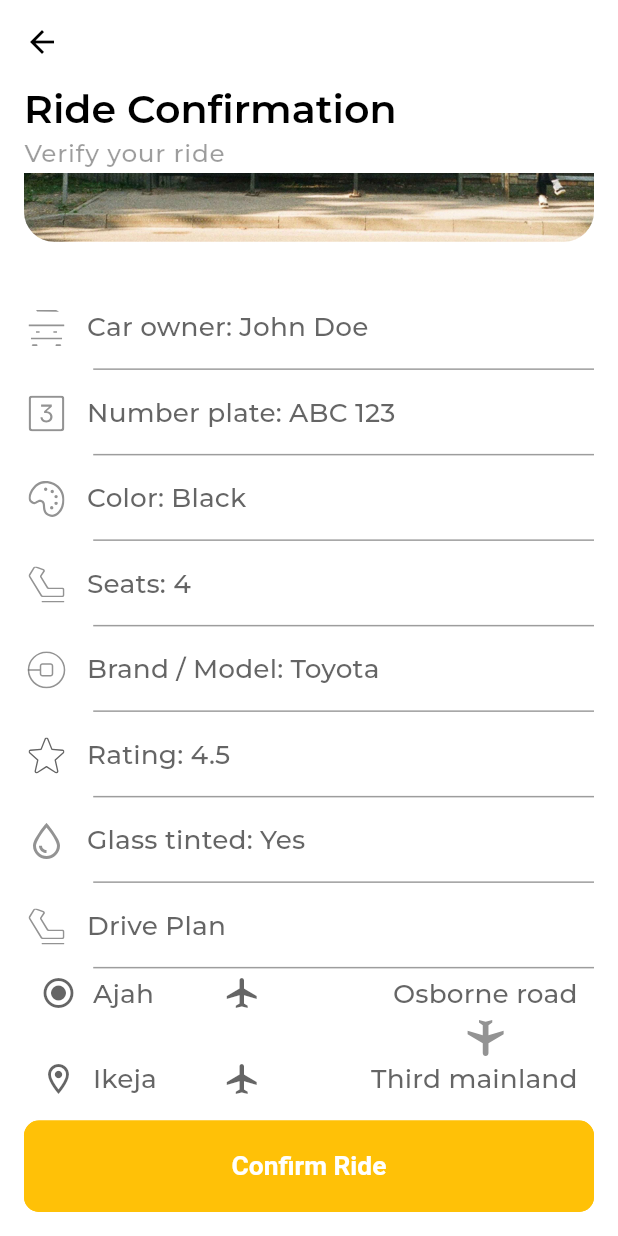
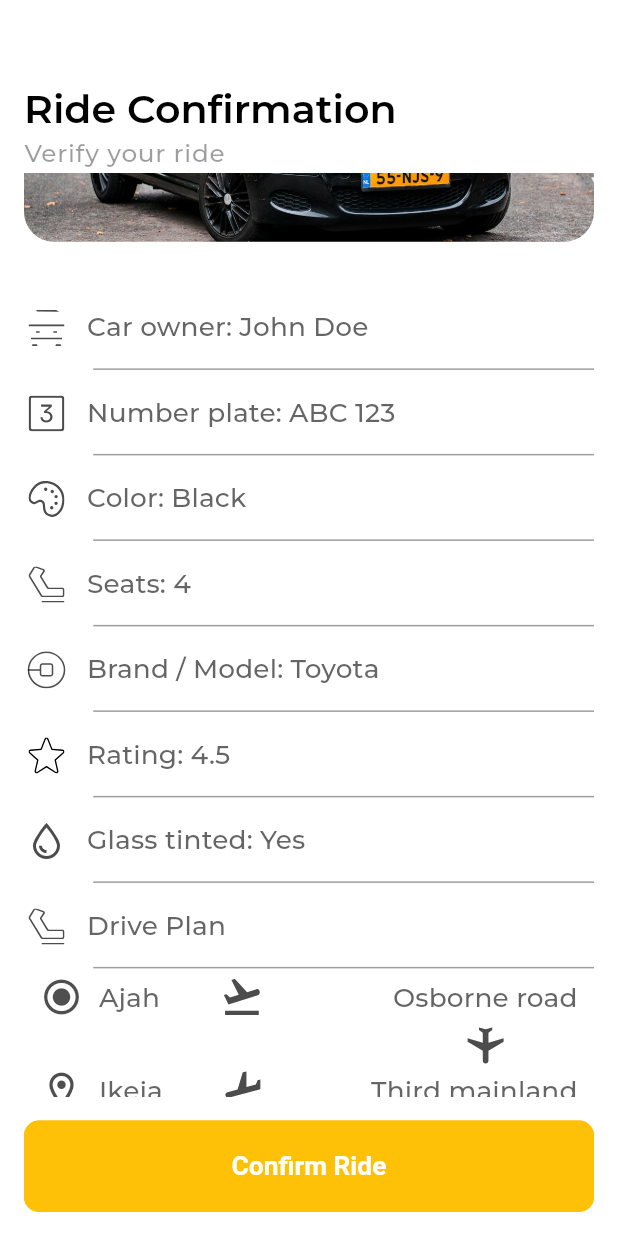
Before and after one commit to Cabu-Cabu/Cabu-Cabu-user-mobile, a Flutter app: the RideConfirmationScreen screen opened directly, scrolled down 168 dp, on a phone screen of 412 x 824 dp. Run offline on Flutter 3.47's test engine with Material 3 defaults, Android fonts, the phone set to English and light mode, and no system bars; our stand-ins replace flutter_screenutil, flutter_svg, logger, shared_preferences, sliding_up_panel; accounts and stored records are empty; project files that could hold a hidden picture were left out.

Commit message:
Refactor SVG import in CarDriverDetailsList and DestinationRow components

```diff
--- a/lib/app_view.dart
+++ b/lib/app_view.dart
@@ -1,6 +1,6 @@
 import 'package:cabu_cabu_user_mobile/src/core/utils/constants/texts.dart';
 import 'package:cabu_cabu_user_mobile/src/core/utils/theme/theme.dart';
-import 'package:cabu_cabu_user_mobile/src/features/ride_booking/presentation/screens/book_verified_ride_screen.dart';
+import 'package:cabu_cabu_user_mobile/src/features/ride_booking/presentation/screens/ride_confirmation_screen.dart';
 import 'package:flutter/material.dart';
 import 'package:flutter_screenutil/flutter_screenutil.dart';
 
@@ -16,7 +16,7 @@ class AppView extends StatelessWidget {
         theme: AppTheme.lightTheme,
         // darkTheme: AppTheme.darkTheme,
         debugShowCheckedModeBanner: false,
-        home: const BookVerifiedRideScreen(),
+        home: const RideConfirmationScreen(),
       ),
     );
   }
--- a/lib/src/features/ride_booking/presentation/components/lists/car_driver_details_list.dart
+++ b/lib/src/features/ride_booking/presentation/components/lists/car_driver_details_list.dart
@@ -4,7 +4,7 @@ import 'package:cabu_cabu_user_mobile/src/core/utils/constants/extentions.dart';
 import 'package:cabu_cabu_user_mobile/src/core/utils/constants/icon_strings.dart';
 import 'package:flutter/material.dart';
 import 'package:flutter_screenutil/flutter_screenutil.dart';
-import 'package:flutter_svg/svg.dart';
+import 'package:flutter_svg/flutter_svg.dart';
 
 class CarDriverDetailsList extends StatelessWidget {
   final bool isDriverDetails;
@@ -78,26 +78,21 @@ class DestinationDetails extends StatelessWidget {
           const DestinationRow(
             startPoint: 'Ajah',
             endPoint: 'Osborne road',
-            icon: Icons.radio_button_checked,
           ),
           Align(
             alignment: Alignment(0.65.w, 0),
             child: SvgPicture.asset(
               AppIcons.flight,
-              colorFilter: ColorFilter.mode(
-                AppColors.black.withOpacity(0.7),
-                BlendMode.srcIn,
-              ),
+              // colorFilter: ColorFilter.mode(
+              //   AppColors.black.withOpacity(0.7),
+              //   BlendMode.srcIn,
+              // ),
             ),
-            // Icon(
-            //   Icons.airplanemode_active,
-            //   color: AppColors.black.withOpacity(0.7),
-            // ),
           ),
           const DestinationRow(
             startPoint: 'Ikeja',
             endPoint: 'Third mainland',
-            icon: Icons.location_on_outlined,
+            isDestination: true,
           ),
         ],
       ),
@@ -109,13 +104,13 @@ class DestinationDetails extends StatelessWidget {
 class DestinationRow extends StatelessWidget {
   final String startPoint;
   final String endPoint;
-  final IconData icon;
+  final bool isDestination;
 
   const DestinationRow({
     super.key,
     required this.startPoint,
     required this.endPoint,
-    required this.icon,
+    this.isDestination = false,
   });
 
   @override
@@ -128,8 +123,11 @@ class DestinationRow extends StatelessWidget {
           child: Row(
             children: [
               Icon(
-                icon,
-                color: AppColors.black.withOpacity(0.7),
+                isDestination
+                    ? Icons.location_on_outlined
+                    : Icons.radio_button_checked,
+                size: 28,
+                color: AppColors.black.withOpacity(0.8),
               ),
               10.horizontalSpace,
               Text(
@@ -142,9 +140,15 @@ class DestinationRow extends StatelessWidget {
           ),
         ),
         Expanded(
-          child: Icon(
-            Icons.airplanemode_active,
-            color: AppColors.black.withOpacity(0.7),
+          child: SvgPicture.asset(
+            isDestination ? AppIcons.flightFrom : AppIcons.flightTo,
+            width: 30,
+            height: 30,
+            fit: BoxFit.scaleDown,
+            // colorFilter: ColorFilter.mode(
+            //   AppColors.black.withOpacity(0.7),
+            //   BlendMode.srcIn,
+            // ),
           ),
         ),
         Expanded(
@@ -186,16 +190,11 @@ class RideDetailsListTile extends StatelessWidget {
         width: 30,
         height: 30,
         fit: BoxFit.scaleDown,
-        colorFilter: ColorFilter.mode(
-          AppColors.black.withOpacity(0.7),
-          BlendMode.srcIn,
-        ),
+        // colorFilter: ColorFilter.mode(
+        //   AppColors.black.withOpacity(0.7),
+        //   BlendMode.srcIn,
+        // ),
       ),
-      // Icon(
-      //   icon,
-      //   size: 30,
-      //   color: AppColors.black.withOpacity(0.7),
-      // ),
       visualDensity: VisualDensity.compact,
       contentPadding: EdgeInsets.zero,
       titleAlignment: ListTileTitleAlignment.bottom,
--- a/lib/src/features/ride_booking/presentation/screens/available_ride_screen.dart
+++ b/lib/src/features/ride_booking/presentation/screens/available_ride_screen.dart
@@ -81,7 +81,7 @@ class AvailabeRideListTile extends StatelessWidget {
             AppImages.car7,
             AppImages.car8,
             AppImages.car9,
-          ][index % 3],
+          ][index % 9],
           width: 63,
           height: 61,
           fit: BoxFit.cover,
--- a/lib/src/features/ride_booking/presentation/screens/ride_confirmation_screen.dart
+++ b/lib/src/features/ride_booking/presentation/screens/ride_confirmation_screen.dart
@@ -63,22 +63,22 @@ class CarAndDriverImage extends StatelessWidget {
             topLeft: const Radius.circular(0),
           ),
           child: Image.asset(
-            AppImages.place2,
+            AppImages.car1,
             height: 0.25.sh,
             width: 1.sw,
             fit: BoxFit.cover,
           ),
         ),
         Positioned(
-          right: 1,
-          top: 1,
+          right: 0,
+          top: 0,
           child: AppRoundedContainer(
-            radius: 10,
+            radius: 20,
             showBorder: true,
             borderWidth: 1.5,
             borderColor: AppColors.primary,
             child: ClipRRect(
-              borderRadius: BorderRadius.circular(10),
+              borderRadius: BorderRadius.circular(20),
               child: Image.asset(
                 AppImages.person1,
                 height: 60,
```
